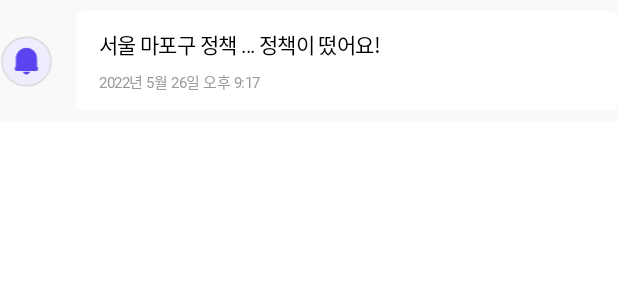
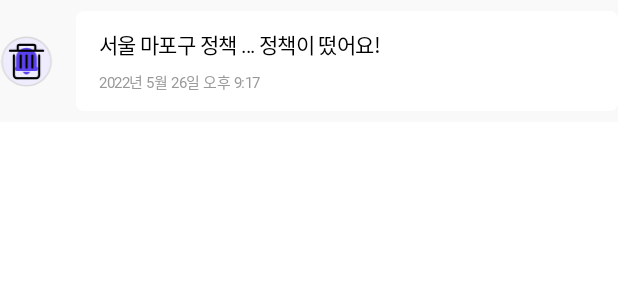
Before and after one commit to CMC-FINPO/FINPO-Android, an Android app: the layout item_recycler_noti_history.xml on its own in the app's theme, with its tools: preview values and no code run, on a phone screen of 412 x 824 dp. Shown: the top 300 px of the screen. Run offline under Robolectric (Android 15) with nearby library versions, the phone set to English and light mode, and no system bars; Roboto replaces fonts that are not available here.

Commit message:
[ADD] 알림 페이지 - 알림 삭제 추가

```diff
--- a/app/src/main/java/com/finpo/app/network/ApiService.kt
+++ b/app/src/main/java/com/finpo/app/network/ApiService.kt
@@ -131,4 +131,9 @@ interface ApiService {
         @Query("size") size: Int = 10,
         @Query("sort") sort: String = "id,desc"
     ) : ApiResponse<NotificationHistoryResponse>
+
+    @DELETE("/notification/history/{id}")
+    suspend fun deleteNotificationHistory(
+        @Path("id") id: Int
+    ) : ApiResponse<JsonElement>
 }
--- a/app/src/main/java/com/finpo/app/repository/NotificationRepository.kt
+++ b/app/src/main/java/com/finpo/app/repository/NotificationRepository.kt
@@ -19,4 +19,5 @@ class NotificationRepository @Inject constructor(private val apiService: ApiServ
         interestSubscribe: List<IdSubscribe>? = null
     ) = apiService.putMyNotification(MyNotificationBody(totalSubscribe, regionSubscribe, interestSubscribe))
     suspend fun getNotificationHistory(page: Int) = apiService.getNotificationHistory(page = page)
+    suspend fun deleteNotificationHistory(id: Int) = apiService.deleteNotificationHistory(id)
 }
--- a/app/src/main/java/com/finpo/app/ui/alarm/AlarmAdapter.kt
+++ b/app/src/main/java/com/finpo/app/ui/alarm/AlarmAdapter.kt
@@ -17,6 +17,11 @@ import java.lang.Exception
 
 class AlarmAdapter(val viewModel: AlarmViewModel)
     : ListAdapter<NotificationHistoryContent, RecyclerView.ViewHolder>(diffUtil) {
+
+    override fun getItemCount(): Int {
+        Log.d("infiniteScrolls", "${currentList.size} ${currentList}")
+        return super.getItemCount()
+    }
 
     override fun getItemViewType(position: Int): Int {
         return if(currentList[position] == null) LOADING
--- a/app/src/main/java/com/finpo/app/utils/Paging.kt
+++ b/app/src/main/java/com/finpo/app/utils/Paging.kt
@@ -48,6 +48,11 @@ class Paging<T> @Inject constructor() {
         }
     }
 
+    fun deleteData(data: T) {
+        _itemList.value?.remove(data)
+        _itemList.value = _itemList.value
+    }
+
     fun changeData(): (data: MutableList<T?>) -> Unit = { data ->
         _itemList.value = data
     }
--- a/app/src/main/res/layout/fragment_participation_list.xml
+++ b/app/src/main/res/layout/fragment_participation_list.xml
@@ -113,7 +113,7 @@
             android:layout_marginTop="10dp"
             app:layoutManager=".utils.LinearLayoutManagerWrapper"
             app:layout_behavior="com.google.android.material.appbar.AppBarLayout$ScrollingViewBehavior"
-            tools:listitem="@layout/item_recycler_policy" />
+            tools:listitem="@layout/item_recycler_participation_policy" />
 
     </androidx.coordinatorlayout.widget.CoordinatorLayout>
 </layout>
--- a/app/src/main/res/layout/item_recycler_noti_history.xml
+++ b/app/src/main/res/layout/item_recycler_noti_history.xml
@@ -4,6 +4,8 @@
     xmlns:tools="http://schemas.android.com/tools">
 
     <data>
+        <import type="android.view.View"/>
+
         <variable
             name="data"
             type="com.finpo.app.model.remote.NotificationHistoryContent" />
@@ -26,8 +28,21 @@
             app:layout_constraintBottom_toBottomOf="parent"
             app:layout_constraintStart_toStartOf="parent"
             app:layout_constraintTop_toTopOf="parent"
+            android:visibility="@{viewModel.isDeleteMode ? View.INVISIBLE : View.VISIBLE}"
             notiIcon="@{data.type}"
             tools:src="@drawable/ic_noti_alarm" />
+
+        <ImageView
+            android:padding="5dp"
+            android:id="@+id/iv_delete"
+            android:layout_width="35dp"
+            android:layout_height="35dp"
+            android:onClick="@{() -> viewModel.deleteItemClick(data)}"
+            android:src="@drawable/ic_delete"
+            android:visibility="@{viewModel.isDeleteMode ? View.VISIBLE : View.GONE}"
+            app:layout_constraintBottom_toBottomOf="parent"
+            app:layout_constraintStart_toStartOf="parent"
+            app:layout_constraintTop_toTopOf="parent" />
 
         <androidx.constraintlayout.widget.ConstraintLayout
             android:layout_width="0dp"
```
Also changed, not shown: app/src/main/java/com/finpo/app/ui/alarm/AlarmFragment.kt (+13 -0 lines), app/src/main/java/com/finpo/app/ui/alarm/AlarmViewModel.kt (+34 -4 lines), app/src/main/java/com/finpo/app/ui/common/PagingBindingAdapter.kt (+7 -4 lines), app/src/main/res/layout/fragment_alarm.xml (+18 -2 lines).
